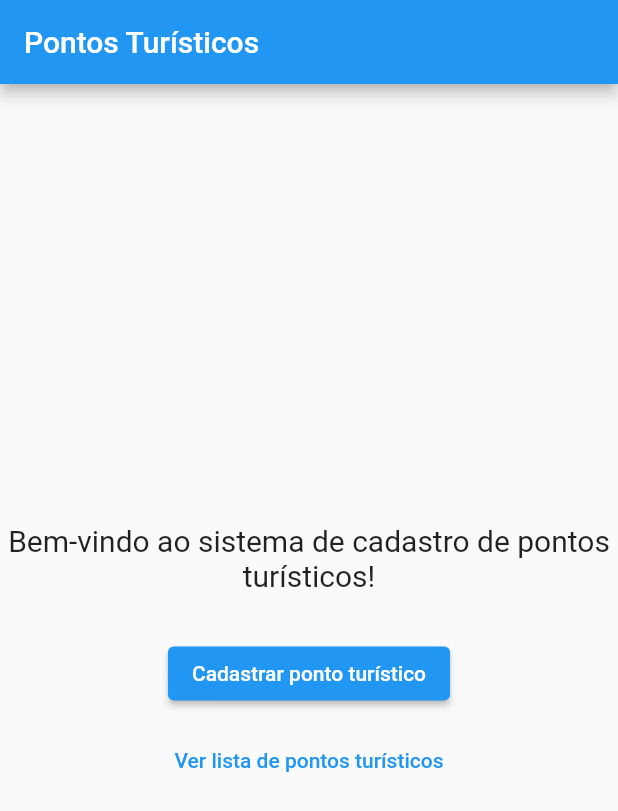
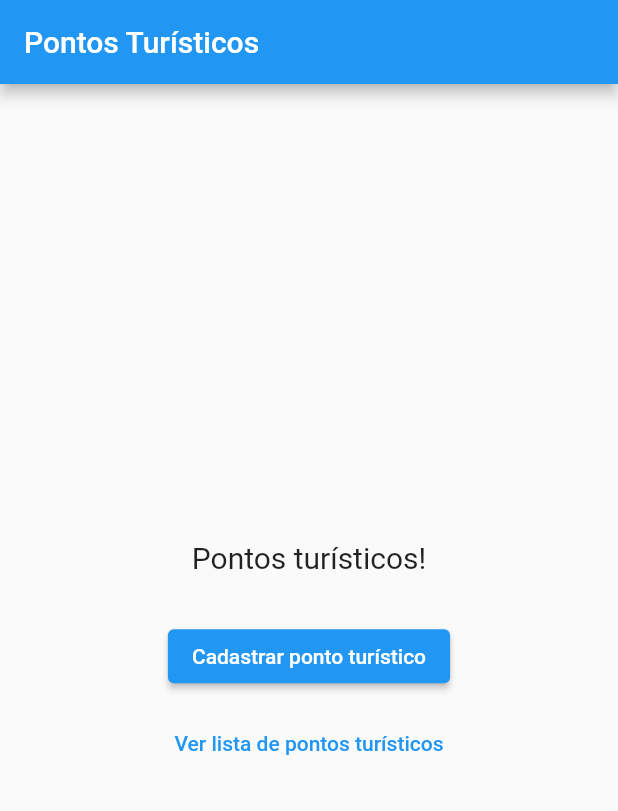
Before and after one commit to rlraul/projeto_pm26s, a Flutter app: the screen it shows after launch, on a phone screen of 412 x 824 dp. Shown: the top 811 px of the screen. Run offline on Flutter 3.47's test engine with Material 2 defaults, Android fonts, the phone set to English and light mode, and no system bars.

Commit message:
Criado o fonte lista_pontos_turisticos_page.dart

```diff
--- a/lib/main.dart
+++ b/lib/main.dart
@@ -1,4 +1,5 @@
 import 'package:flutter/material.dart';
+import 'package:projeto/pages/lista_pontos_turisticos_page.dart';
 
 void main() {
   runApp(PontosTuristicos());
@@ -12,44 +13,7 @@ class PontosTuristicos extends StatelessWidget {
       theme: ThemeData(
         primarySwatch: Colors.blue,
       ),
-      home: HomePage(),
+      home: ListaPontosTuristicos(),
     );
   }
 }
-
-class HomePage extends StatelessWidget {
-  @override
-  Widget build(BuildContext context) {
-    return Scaffold(
-      appBar: AppBar(
-        title: Text('Pontos Turísticos'),
-      ),
-      body: Center(
-        child: Column(
-          mainAxisAlignment: MainAxisAlignment.center,
-          children: <Widget>[
-            Text(
-              'Bem-vindo ao sistema de cadastro de pontos turísticos!',
-              style: TextStyle(fontSize: 20),
-              textAlign: TextAlign.center,
-            ),
-            SizedBox(height: 30),
-            ElevatedButton(
-              onPressed: () {
-                // Navegue para a página de cadastro de pontos turísticos.
-              },
-              child: Text('Cadastrar ponto turístico'),
-            ),
-            SizedBox(height: 10),
-            TextButton(
-              onPressed: () {
-                // Navegue para a página de lista de pontos turísticos.
-              },
-              child: Text('Ver lista de pontos turísticos'),
-            ),
-          ],
-        ),
-      ),
-    );
-  }
-}
--- /dev/null
+++ b/lib/pages/lista_pontos_turisticos_page.dart
@@ -0,0 +1,37 @@
+import 'package:flutter/material.dart';
+
+class ListaPontosTuristicos extends StatelessWidget {
+  @override
+  Widget build(BuildContext context) {
+    return Scaffold(
+      appBar: AppBar(
+        title: Text('Pontos Turísticos'),
+      ),
+      body: Center(
+        child: Column(
+          mainAxisAlignment: MainAxisAlignment.center,
+          children: <Widget>[
+            Text(
+              'Pontos turísticos!',
+              style: TextStyle(fontSize: 20),
+              textAlign: TextAlign.center,
+            ),
+            SizedBox(height: 30),
+            ElevatedButton(
+              onPressed: () {
+                // Navegue para a página de cadastro de pontos turísticos.
+              },
+              child: Text('Cadastrar ponto turístico'),
+            ),
+            SizedBox(height: 10),
+            TextButton(
+              onPressed: () {
+              },
+              child: Text('Ver lista de pontos turísticos'),
+            ),
+          ],
+        ),
+      ),
+    );
+  }
+}
```
